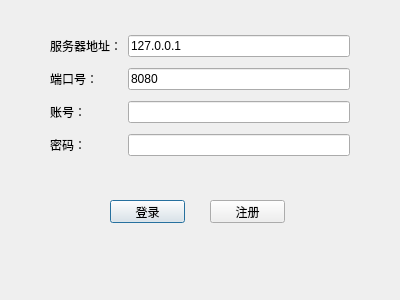
Qt form client/ui/logindialog.ui (wuhu503/IMSystem) before a commit.
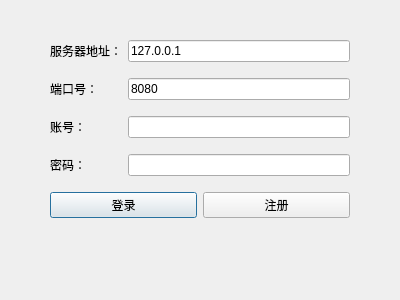
The same form after that commit.

What changed in the file:
```diff
--- a/client/ui/logindialog.ui
+++ b/client/ui/logindialog.ui
@@ -19,10 +19,10 @@
      <x>50</x>
      <y>30</y>
      <width>300</width>
-     <height>131</height>
+     <height>200</height>
     </rect>
    </property>
-   <layout class="QGridLayout" name="gridLayout" rowstretch="0,0,0,0">
+   <layout class="QGridLayout" name="gridLayout">
     <item row="0" column="0">
      <widget class="QLabel" name="label_server">
       <property name="text">
@@ -75,33 +75,25 @@
       </property>
      </widget>
     </item>
-   </layout>
-  </widget>
+    <item row="4" column="0" colspan="2">
+     <layout class="QHBoxLayout" name="buttonLayout">
+      <item>
   <widget class="QPushButton" name="loginBtn">
-   <property name="geometry">
-    <rect>
-     <x>110</x>
-     <y>200</y>
-     <width>75</width>
-     <height>23</height>
-    </rect>
-   </property>
    <property name="text">
     <string>登录</string>
    </property>
   </widget>
+      </item>
+      <item>
   <widget class="QPushButton" name="registerBtn">
-   <property name="geometry">
-    <rect>
-     <x>210</x>
-     <y>200</y>
-     <width>75</width>
-     <height>23</height>
-    </rect>
-   </property>
    <property name="text">
     <string>注册</string>
    </property>
+       </widget>
+      </item>
+     </layout>
+    </item>
+   </layout>
   </widget>
  </widget>
  <resources/>
```
Lines whose indentation alone changed are shown as unchanged.
